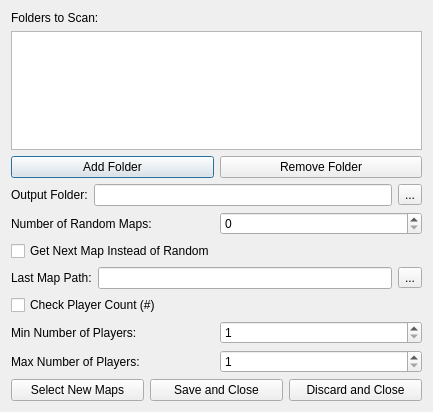
Above: RMS-Config/Main_Window.ui from Coolcord/StarCraft_RMS before the change. Below: the same form after it.
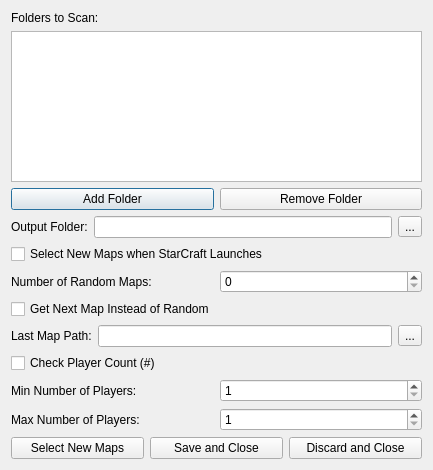
That is the form after the change. Icons and pictures are not drawn.

Commit message: StarCraft RMS now has a new setting to disable selecting new maps when launching StarCraft

The edit to the form file:
```diff
--- a/RMS-Config/Main_Window.ui
+++ b/RMS-Config/Main_Window.ui
@@ -7,7 +7,7 @@
     <x>0</x>
     <y>0</y>
     <width>433</width>
-    <height>412</height>
+    <height>470</height>
    </rect>
   </property>
   <property name="windowTitle">
@@ -87,6 +87,13 @@
      </item>
     </layout>
    </item>
+   <item>
+    <widget class="QCheckBox" name="cbSelectNewMapsWhenStarCraftLaunches">
+     <property name="text">
+      <string>Select New Maps when StarCraft Launches</string>
+     </property>
+    </widget>
+   </item>
    <item>
     <layout class="QHBoxLayout" name="layoutNumberOfRandomMaps">
      <item>
```
The commit also changes 7 other files.
